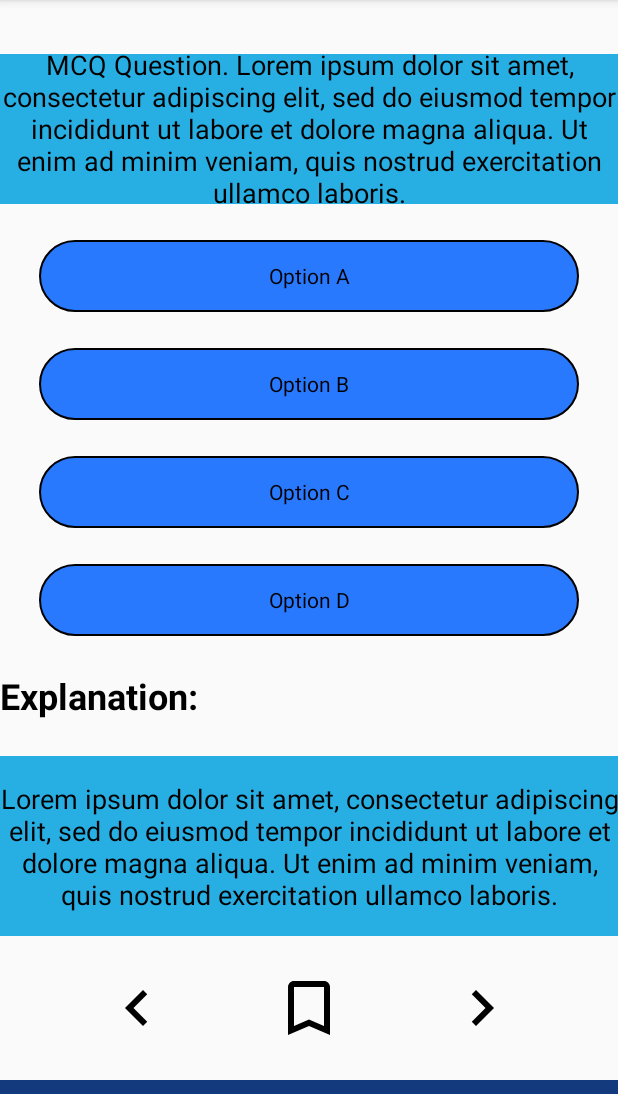
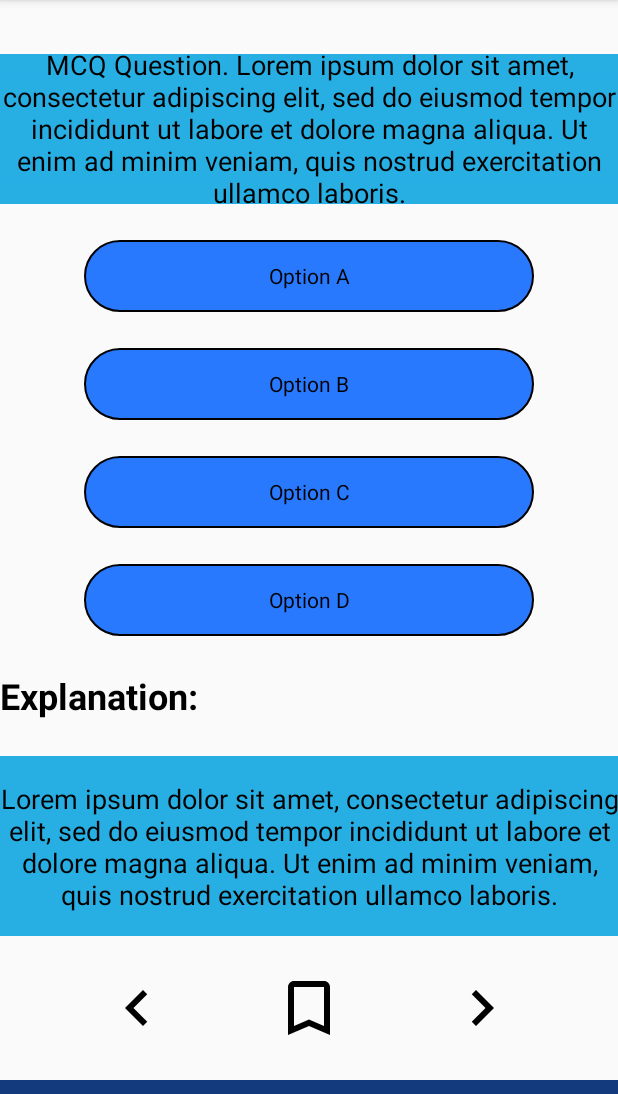
Before and after one commit to aditya08jaiswal/MCQsMaterialDesign, an Android app: the screen it shows after launch (MainActivity), on a phone screen of 412 x 824 dp, the part 84-1178 px from its top. Run offline under Robolectric (Android 15) with nearby library versions, the phone set to English and light mode, and no system bars.

Commit message:
Add Screenshot and update shape drawable

```diff
--- a/app/src/main/res/drawable-v24/mcq_box_gen.xml
+++ b/app/src/main/res/drawable-v24/mcq_box_gen.xml
@@ -10,7 +10,7 @@
         android:color="#2979FF" />
 
     <size
-        android:width="360dp"
+        android:width="300dp"
         android:height="48dp" />
 
     <!--Use android:dashWidth="2dp" and android:dashGap="2dp"
```
Also changed, not shown: 2 other files.
